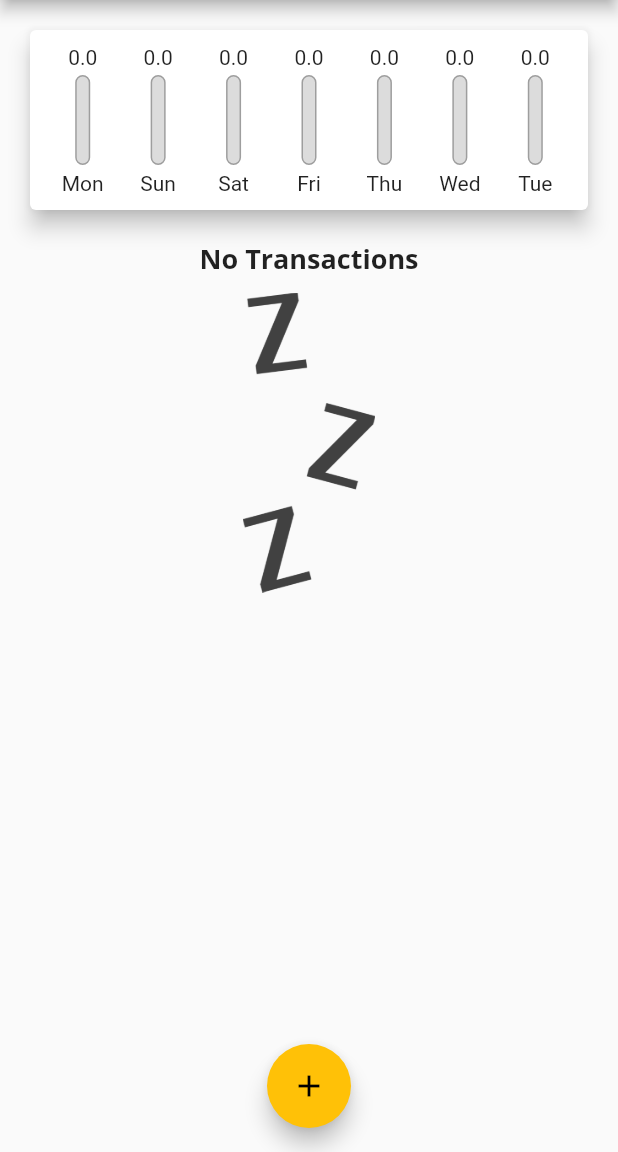
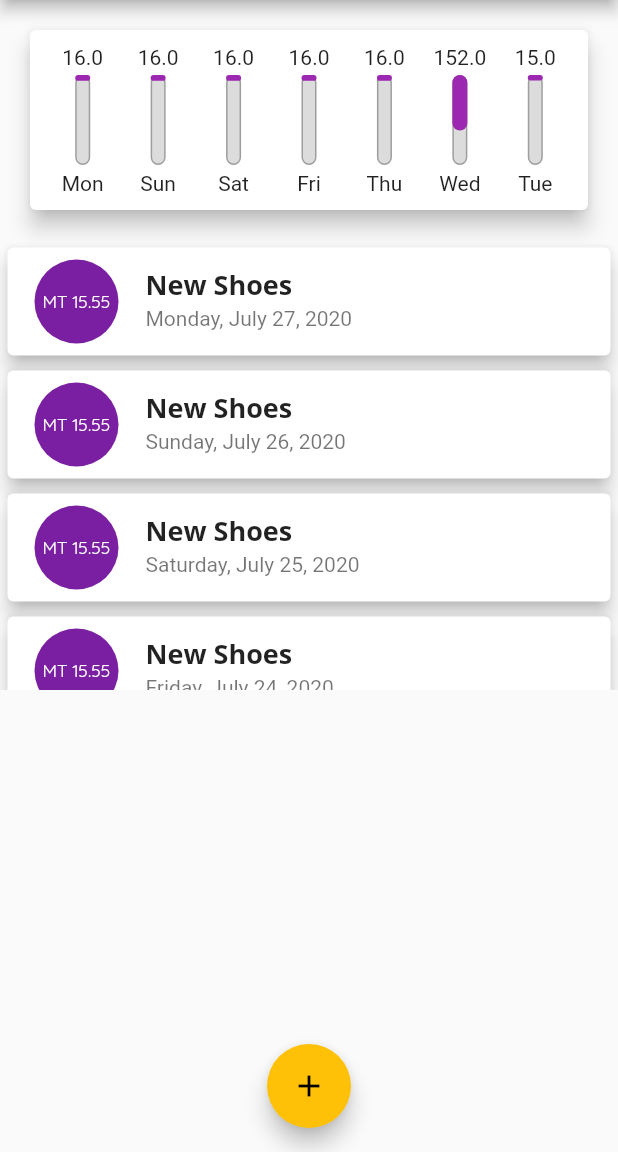
Before and after one commit to Samuel-Bie/expenses_manager, a Flutter app: the screen it shows after launch, on a phone screen of 412 x 824 dp, the part 84-1236 px from its top. Run offline on Flutter 3.47's test engine with Material 2 defaults, Android fonts, the phone set to English and light mode, and no system bars.

Commit message:
Use default ListTile

```diff
--- a/lib/main.dart
+++ b/lib/main.dart
@@ -48,54 +48,54 @@ class MyHomePage extends StatefulWidget {
 
 class _MyHomePageState extends State<MyHomePage> {
   final List<Transaction> _transactions = [
-    // Transaction(
-    //   id: 't1',
-    //   title: "New Shoes",
-    //   amount: 15.55,
-    //   date: DateTime.now(),
-    // ),
-    // Transaction(
-    //   id: 't1',
-    //   title: "New Shoes",
-    //   amount: 15.55,
-    //   date: DateTime.now().subtract(Duration(days: 1)),
-    // ),
-    // Transaction(
-    //   id: 't1',
-    //   title: "New Shoes",
-    //   amount: 15.55,
-    //   date: DateTime.now().subtract(Duration(days: 2)),
-    // ),
-    // Transaction(
-    //   id: 't1',
-    //   title: "New Shoes",
-    //   amount: 15.55,
-    //   date: DateTime.now().subtract(Duration(days: 3)),
-    // ),
-    // Transaction(
-    //   id: 't1',
-    //   title: "New Shoes",
-    //   amount: 15.55,
-    //   date: DateTime.now().subtract(Duration(days: 4)),
-    // ),
-    // Transaction(
-    //   id: 't2',
-    //   title: "New Book",
-    //   amount: 152.02,
-    //   date: DateTime.now().subtract(Duration(days: 5)),
-    // ),
-    // Transaction(
-    //   id: 't3',
-    //   title: "New MBP",
-    //   amount: 15.22,
-    //   date: DateTime.now().subtract(Duration(days: 6)),
-    // ),
-    // Transaction(
-    //   id: 't4',
-    //   title: "Party",
-    //   amount: 15.26,
-    //   date: DateTime.now().subtract(Duration(days: 7)),
-    // ),
+    Transaction(
+      id: 't1',
+      title: "New Shoes",
+      amount: 15.55,
+      date: DateTime.now(),
+    ),
+    Transaction(
+      id: 't2',
+      title: "New Shoes",
+      amount: 15.55,
+      date: DateTime.now().subtract(Duration(days: 1)),
+    ),
+    Transaction(
+      id: 't3',
+      title: "New Shoes",
+      amount: 15.55,
+      date: DateTime.now().subtract(Duration(days: 2)),
+    ),
+    Transaction(
+      id: 't4',
+      title: "New Shoes",
+      amount: 15.55,
+      date: DateTime.now().subtract(Duration(days: 3)),
+    ),
+    Transaction(
+      id: 't5',
+      title: "New Shoes",
+      amount: 15.55,
+      date: DateTime.now().subtract(Duration(days: 4)),
+    ),
+    Transaction(
+      id: 't6',
+      title: "New Book",
+      amount: 152.02,
+      date: DateTime.now().subtract(Duration(days: 5)),
+    ),
+    Transaction(
+      id: 't7',
+      title: "New MBP",
+      amount: 15.22,
+      date: DateTime.now().subtract(Duration(days: 6)),
+    ),
+    Transaction(
+      id: 't8',
+      title: "Party",
+      amount: 15.26,
+      date: DateTime.now().subtract(Duration(days: 7)),
+    ),
   ];
 
   List<Transaction> get _recentTransactions {
--- a/lib/widgets/transaction_list.dart
+++ b/lib/widgets/transaction_list.dart
@@ -48,49 +48,27 @@ class _MainList extends StatelessWidget {
       itemBuilder: (BuildContext context, int index) {
         Transaction tx = transactions[index];
         return Card(
-          child: Row(
-            children: <Widget>[
-              Container(
-                padding: EdgeInsets.all(10),
-                margin: EdgeInsets.symmetric(
-                  vertical: 10,
-                  horizontal: 10,
-                ),
-                decoration: BoxDecoration(
-                  border: Border.all(
-                    color: Theme.of(context).primaryColorDark,
-                    width: 2,
-                  ),
-                ),
+          margin: EdgeInsets.all(5),
+          elevation: 5,
+          child: ListTile(
+            leading: CircleAvatar(
+              radius: 30,
+              child: FittedBox(
+                child: Padding(
+                  padding: const EdgeInsets.all(10.0),
                   child: Text(
-                  'MZN ${tx.amount.toStringAsFixed(2)}',
-                  style: TextStyle(
-                    fontSize: 20,
-                    fontWeight: FontWeight.bold,
-                    color: Theme.of(context).primaryColorDark,
+                    'MT ${tx.amount.toStringAsFixed(2)}',
+                    style: TextStyle(),
                   ),
                 ),
               ),
-              SizedBox(
-                width: 10,
             ),
-              Column(
-                crossAxisAlignment: CrossAxisAlignment.start,
-                children: <Widget>[
-                  Text(
+            title: Text(
               tx.title,
-                    style: Theme.of(context).textTheme.subtitle1,
             ),
-                  Text(
+            subtitle: Text(
               tx.formatedDate,
-                    style: TextStyle(
-                        fontSize: 13,
-                        fontWeight: FontWeight.bold,
-                        color: Colors.grey),
             ),
-                ],
-              )
-            ],
           ),
         );
       },
```
Lines whose indentation alone changed are shown as unchanged.
